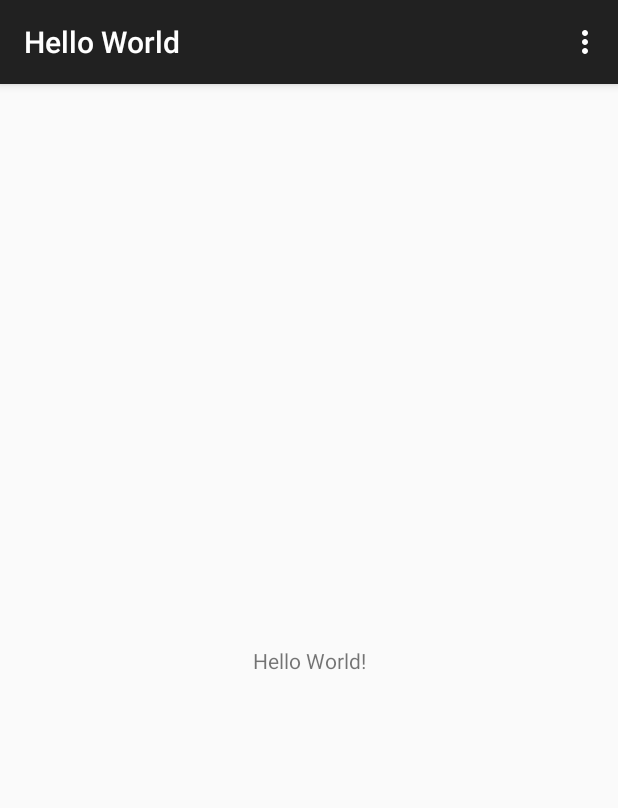
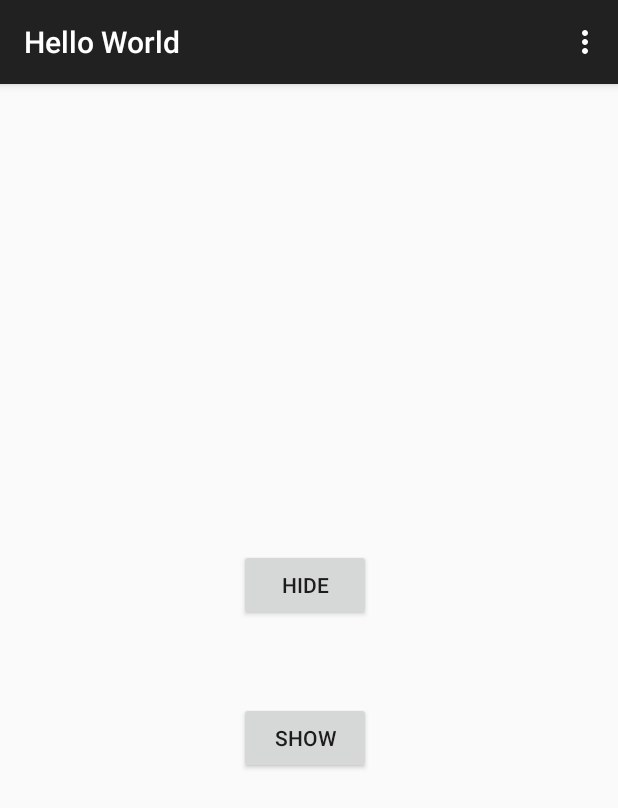
Before and after one commit to elazaroo/androidFirstApp, an Android app: the screen it shows after launch (MainActivity), on a phone screen of 412 x 824 dp. Shown: the top 808 px of the screen. Run offline under Robolectric (Android 15) with nearby library versions, the phone set to English and light mode, and no system bars.

Commit message:
Show && Hide buttons

```diff
--- a/app/src/main/java/com/example/androidfirstapp/MainActivity.java
+++ b/app/src/main/java/com/example/androidfirstapp/MainActivity.java
@@ -7,6 +7,7 @@ import androidx.appcompat.app.AppCompatActivity;
 import android.os.Bundle;
 import android.view.Menu;
 import android.view.MenuItem;
+import android.view.View;
 import android.widget.Toast;
 
 import androidx.activity.EdgeToEdge;
@@ -43,4 +44,12 @@ public class MainActivity extends AppCompatActivity {
         }
         return super.onOptionsItemSelected(item);
     }
+
+    public void hide(View v) {
+        getSupportActionBar().hide();
+    }
+
+    public void show(View v) {
+        getSupportActionBar().show();
+    }
 }
--- a/app/src/main/res/layout/activity_main.xml
+++ b/app/src/main/res/layout/activity_main.xml
@@ -7,13 +7,24 @@
     android:layout_height="match_parent"
     tools:context=".MainActivity">
 
-    <TextView
+    <Button
+        android:id="@+id/btnHide"
         android:layout_width="wrap_content"
         android:layout_height="wrap_content"
-        android:text="Hello World!"
-        app:layout_constraintBottom_toBottomOf="parent"
-        app:layout_constraintEnd_toEndOf="parent"
+        android:layout_marginStart="159dp"
+        android:layout_marginTop="310dp"
+        android:onClick="hide"
+        android:text="Hide"
         app:layout_constraintStart_toStartOf="parent"
         app:layout_constraintTop_toTopOf="parent" />
 
+    <Button
+        android:id="@+id/btnShow"
+        android:layout_width="wrap_content"
+        android:layout_height="wrap_content"
+        android:layout_marginTop="54dp"
+        android:onClick="show"
+        android:text="Show"
+        app:layout_constraintStart_toStartOf="@+id/btnHide"
+        app:layout_constraintTop_toBottomOf="@+id/btnHide" />
 </androidx.constraintlayout.widget.ConstraintLayout>
```
